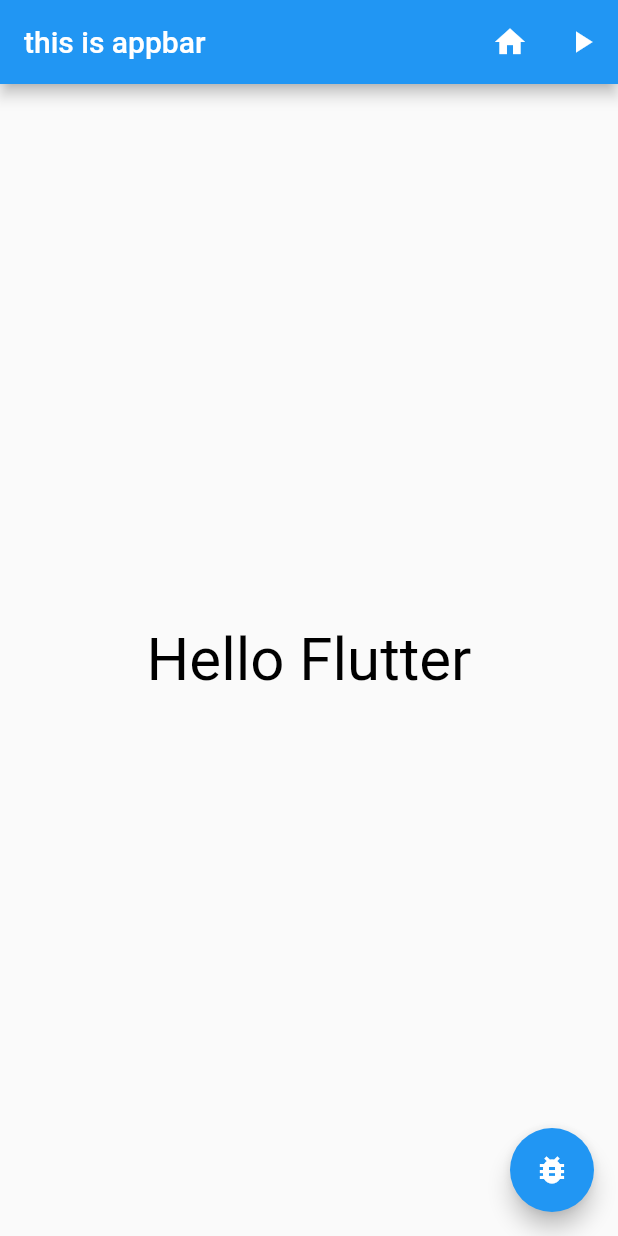
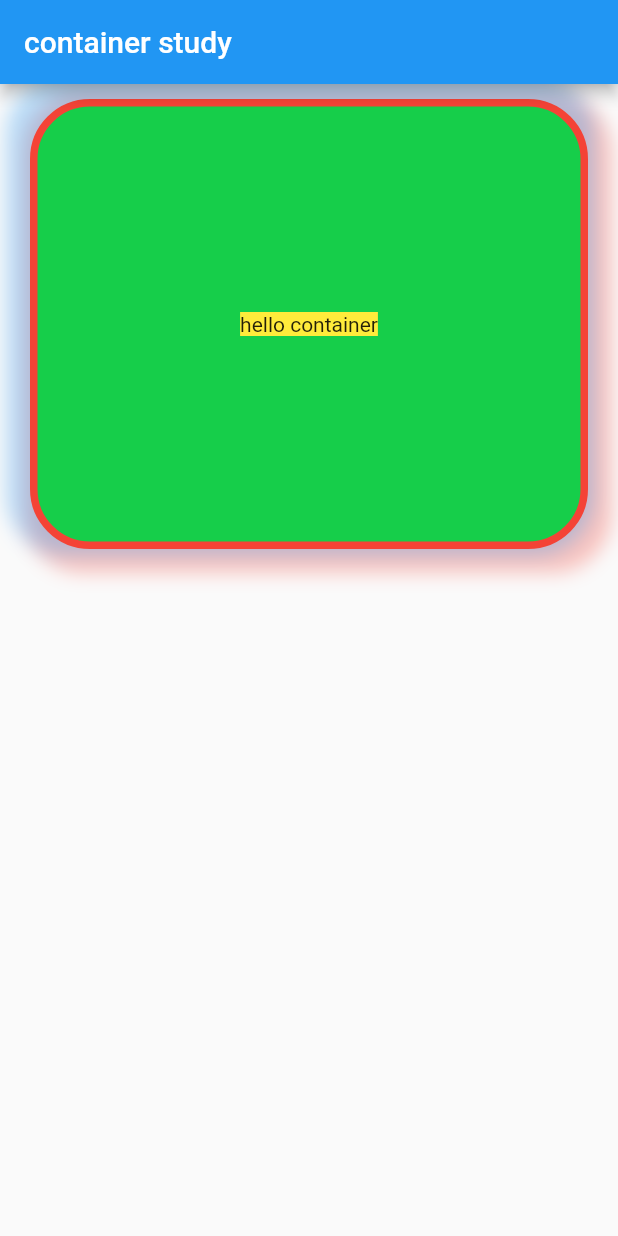
Before and after one commit to JangWoojun/what_is_widget, a Flutter app: the screen it shows after launch, on a phone screen of 412 x 824 dp. Run offline on Flutter 3.47's test engine with Material 2 defaults, Android fonts, the phone set to English and light mode, and no system bars.

Commit message:
feat: Container로 변경

```diff
--- a/lib/main.dart
+++ b/lib/main.dart
@@ -3,42 +3,40 @@ import 'package:flutter/material.dart';
 void main() {
   runApp(MaterialApp(
     home: Scaffold(
-        appBar: AppBar(
-          title: Text("this is appbar"),
-          centerTitle: false,
-          actions: [
-            IconButton(icon: Icon(Icons.home), onPressed: () {
-              print("home");
-            },),
-            IconButton(icon: Icon(Icons.play_arrow), onPressed: () {
-              print("play");
-            },)
-          ],
-        ),
-        floatingActionButton: FloatingActionButton(
-          onPressed: () {
-            print("Bug");
-          },
-          child: Icon(Icons.bug_report),
-        ),
-        body: TextWidget()),
+        appBar: AppBar(title: const Text("container study")),
+        body: const CustomContainer()),
   ));
 }
 
-class TextWidget extends StatelessWidget {
-  const TextWidget({super.key});
+class CustomContainer extends StatelessWidget {
+  const CustomContainer({super.key});
 
   @override
   Widget build(BuildContext context) {
-    return const SafeArea(
+    return Container(
+      width: double.infinity,
+      height: 300,
+      decoration: BoxDecoration(
+          color: Color(0xFF16CE4A),
+          border:
+              Border.all(color: Colors.red, width: 5, style: BorderStyle.solid),
+          borderRadius: BorderRadius.circular(40),
+          boxShadow: [
+            BoxShadow(
+                color: Colors.red.withOpacity(0.3),
+                offset: Offset(6, 6),
+                blurRadius: 10,
+                spreadRadius: 10),
+            BoxShadow(
+                color: Colors.blue.withOpacity(0.3),
+                offset: Offset(-6, -6),
+                blurRadius: 10,
+                spreadRadius: 10)
+          ]),
+      padding: EdgeInsets.fromLTRB(10, 10, 10, 10),
+      margin: EdgeInsets.symmetric(vertical: 10, horizontal: 20),
       child: Center(
-        child: Text(
-          "Hello Flutter",
-          style: TextStyle(
-            fontSize: 40,
-            color: Colors.black,
-          ),
-        ),
+        child: Container(color: Colors.yellow, child: Text("hello container")),
       ),
     );
   }
```
Also changed, not shown: 1 other file.
